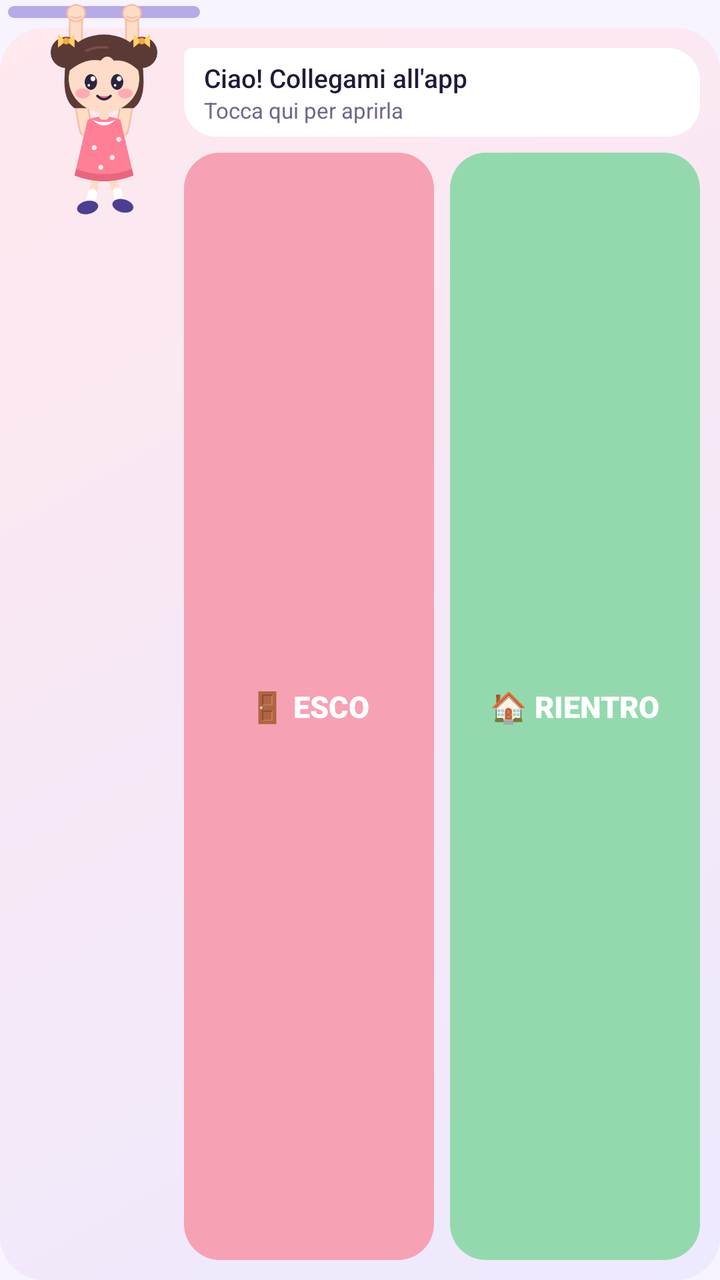
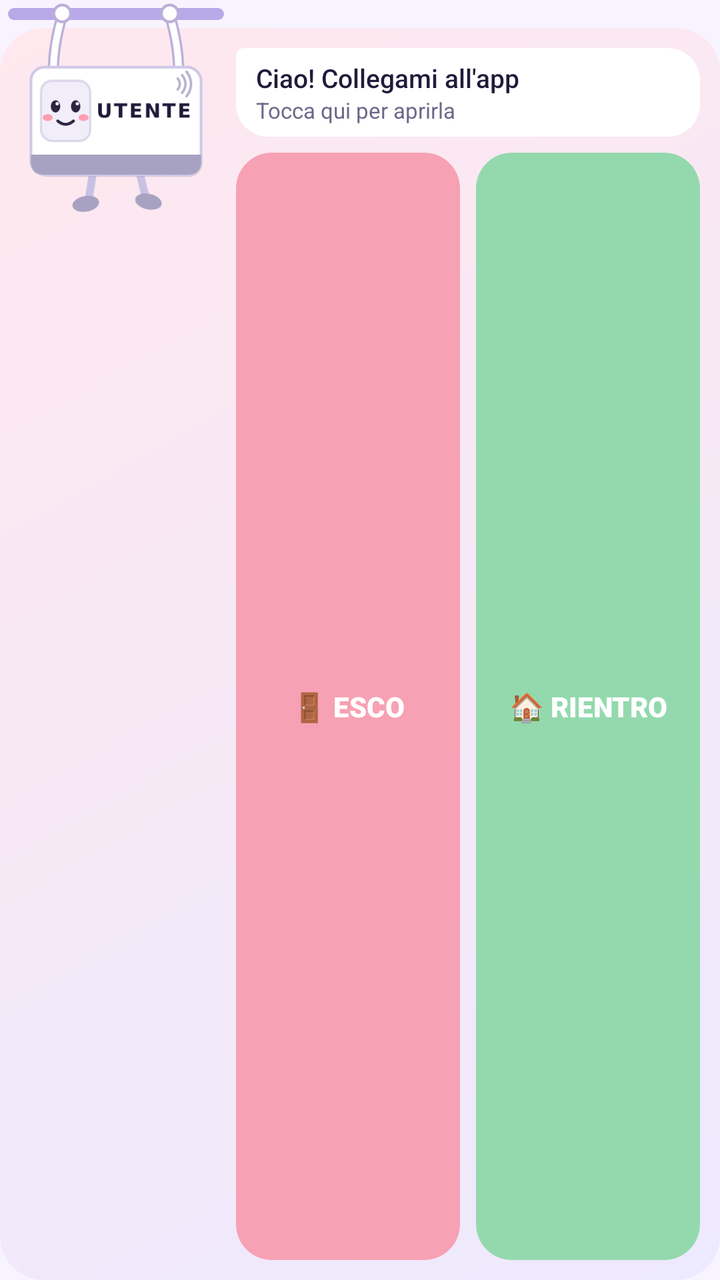

Two renders of the same Android screen: before a commit and after it. Below are the layout's source before the change and the commit's diff.
<!-- AndroidManifest.xml: application theme Tema -->
<!-- res/layout/widget_presenze.xml -->
<?xml version="1.0" encoding="utf-8"?>
<FrameLayout xmlns:android="http://schemas.android.com/apk/res/android"
    android:id="@+id/w_root"
    android:layout_width="match_parent"
    android:layout_height="match_parent">

    
    <LinearLayout
        android:layout_width="match_parent"
        android:layout_height="match_parent"
        android:layout_marginTop="14dp"
        android:background="@drawable/widget_card"
        android:orientation="vertical"
        android:paddingStart="92dp"
        android:paddingTop="10dp"
        android:paddingEnd="10dp"
        android:paddingBottom="10dp">

        <LinearLayout
            android:id="@+id/w_fumetto"
            android:layout_width="match_parent"
            android:layout_height="wrap_content"
            android:background="@drawable/fumetto"
            android:orientation="vertical"
            android:paddingStart="10dp"
            android:paddingTop="6dp"
            android:paddingEnd="10dp"
            android:paddingBottom="6dp">

            <TextView
                android:id="@+id/w_titolo"
                android:layout_width="match_parent"
                android:layout_height="wrap_content"
                android:ellipsize="end"
                android:fontFamily="sans-serif-medium"
                android:maxLines="2"
                android:text="Ciao! Collegami all'app"
                android:textColor="#1E1B3A"
                android:textSize="13sp" />

            <TextView
                android:id="@+id/w_sotto"
                android:layout_width="match_parent"
                android:layout_height="wrap_content"
                android:ellipsize="end"
                android:maxLines="1"
                android:text="Tocca qui per aprirla"
                android:textColor="#6B6889"
                android:textSize="11sp" />
        </LinearLayout>

        <LinearLayout
            android:layout_width="match_parent"
            android:layout_height="0dp"
            android:layout_marginTop="8dp"
            android:layout_weight="1"
            android:minHeight="40dp"
            android:orientation="horizontal">

            <TextView
                android:id="@+id/w_esco"
                android:layout_width="0dp"
                android:layout_height="match_parent"
                android:layout_marginEnd="4dp"
                android:layout_weight="1"
                android:background="@drawable/btn_esco_off"
                android:fontFamily="sans-serif-black"
                android:gravity="center"
                android:text="🚪 ESCO"
                android:textColor="#FFFFFF"
                android:textSize="15sp" />

            <TextView
                android:id="@+id/w_rientro"
                android:layout_width="0dp"
                android:layout_height="match_parent"
                android:layout_marginStart="4dp"
                android:layout_weight="1"
                android:background="@drawable/btn_rientro_off"
                android:fontFamily="sans-serif-black"
                android:gravity="center"
                android:text="🏠 RIENTRO"
                android:textColor="#FFFFFF"
                android:textSize="15sp" />
        </LinearLayout>
    </LinearLayout>

    
    <ImageView
        android:layout_width="96dp"
        android:layout_height="6dp"
        android:layout_marginStart="4dp"
        android:layout_marginTop="3dp"
        android:src="@drawable/widget_barra"
        android:scaleType="fitXY" />

    
    <ImageView
        android:id="@+id/w_omina"
        android:layout_width="82dp"
        android:layout_height="111dp"
        android:layout_marginStart="11dp"
        android:adjustViewBounds="true"
        android:scaleType="fitStart"
        android:src="@drawable/omina_felice" />
</FrameLayout>
<!-- resources referenced by this layout -->
<resources>
  <!-- drawable btn_esco_off (drawable) -->
  <?xml version="1.0" encoding="utf-8"?>
  <ripple xmlns:android="http://schemas.android.com/apk/res/android" android:color="#33FFFFFF">
      <item>
          <shape android:shape="rectangle">
              <solid android:color="#F7A1B4" />
              <corners android:radius="18dp" />
          </shape>
      </item>
  </ripple>
  <!-- drawable btn_rientro_off (drawable) -->
  <?xml version="1.0" encoding="utf-8"?>
  <ripple xmlns:android="http://schemas.android.com/apk/res/android" android:color="#33FFFFFF">
      <item>
          <shape android:shape="rectangle">
              <solid android:color="#94D9AE" />
              <corners android:radius="18dp" />
          </shape>
      </item>
  </ripple>
  <!-- drawable fumetto (drawable) -->
  <?xml version="1.0" encoding="utf-8"?>
  <shape xmlns:android="http://schemas.android.com/apk/res/android" android:shape="rectangle">
      <solid android:color="#FFFFFF" />
      <corners android:topLeftRadius="4dp" android:topRightRadius="16dp" android:bottomLeftRadius="16dp" android:bottomRightRadius="16dp" />
  </shape>
  <!-- drawable omina_felice: png bitmap (drawable-nodpi, 26957 bytes) -->
  <!-- drawable widget_barra (drawable) -->
  <?xml version="1.0" encoding="utf-8"?>
  <shape xmlns:android="http://schemas.android.com/apk/res/android" android:shape="rectangle">
      <solid android:color="#B8A9E8" />
      <corners android:radius="3dp" />
  </shape>
  <!-- drawable widget_card (drawable) -->
  <?xml version="1.0" encoding="utf-8"?>
  <shape xmlns:android="http://schemas.android.com/apk/res/android" android:shape="rectangle">
      <gradient android:angle="315" android:startColor="#FFE8EE" android:endColor="#EDE9FE" />
      <corners android:radius="22dp" />
  </shape>
  <style name="Tema" parent="@android:style/Theme.Material.Light.NoActionBar">
          <item name="android:windowBackground">@color/sfondo</item>
          <item name="android:colorAccent">@color/rosa</item>
          <item name="android:colorPrimary">@color/scuro</item>
      </style>
  <color name="sfondo">#F7F4FF</color>
  <color name="rosa">#FF7F96</color>
  <color name="scuro">#1E1B3A</color>
</resources>

<!-- the commit's change to res/layout/widget_presenze.xml (unified diff, before → after) -->
@@ -11,7 +11,7 @@
         android:layout_marginTop="14dp"
         android:background="@drawable/widget_card"
         android:orientation="vertical"
-        android:paddingStart="92dp"
+        android:paddingStart="118dp"
         android:paddingTop="10dp"
         android:paddingEnd="10dp"
         android:paddingBottom="10dp">
@@ -68,7 +68,7 @@
                 android:gravity="center"
                 android:text="🚪 ESCO"
                 android:textColor="#FFFFFF"
-                android:textSize="15sp" />
+                android:textSize="14sp" />
 
             <TextView
                 android:id="@+id/w_rientro"
@@ -81,26 +81,25 @@
                 android:gravity="center"
                 android:text="🏠 RIENTRO"
                 android:textColor="#FFFFFF"
-                android:textSize="15sp" />
+                android:textSize="14sp" />
         </LinearLayout>
     </LinearLayout>
 
     
     <ImageView
-        android:layout_width="96dp"
+        android:layout_width="108dp"
         android:layout_height="6dp"
         android:layout_marginStart="4dp"
-        android:layout_marginTop="3dp"
+        android:layout_marginTop="4dp"
         android:src="@drawable/widget_barra"
         android:scaleType="fitXY" />
 
     
     <ImageView
         android:id="@+id/w_omina"
-        android:layout_width="82dp"
-        android:layout_height="111dp"
-        android:layout_marginStart="11dp"
-        android:adjustViewBounds="true"
+        android:layout_width="112dp"
+        android:layout_height="112dp"
+        android:layout_marginStart="2dp"
         android:scaleType="fitStart"
-        android:src="@drawable/omina_felice" />
+        android:src="@drawable/tessera_neutra" />
 </FrameLayout>
<!-- resource entries referenced after the edit -->
@@ -26,7 +26,7 @@
       <solid android:color="#FFFFFF" />
       <corners android:topLeftRadius="4dp" android:topRightRadius="16dp" android:bottomLeftRadius="16dp" android:bottomRightRadius="16dp" />
   </shape>
-  <!-- drawable omina_felice: png bitmap (drawable-nodpi, 26957 bytes) -->
+  <!-- drawable tessera_neutra: png bitmap (drawable-nodpi, 16946 bytes) -->
   <!-- drawable widget_barra (drawable) -->
   <?xml version="1.0" encoding="utf-8"?>
   <shape xmlns:android="http://schemas.android.com/apk/res/android" android:shape="rectangle">
